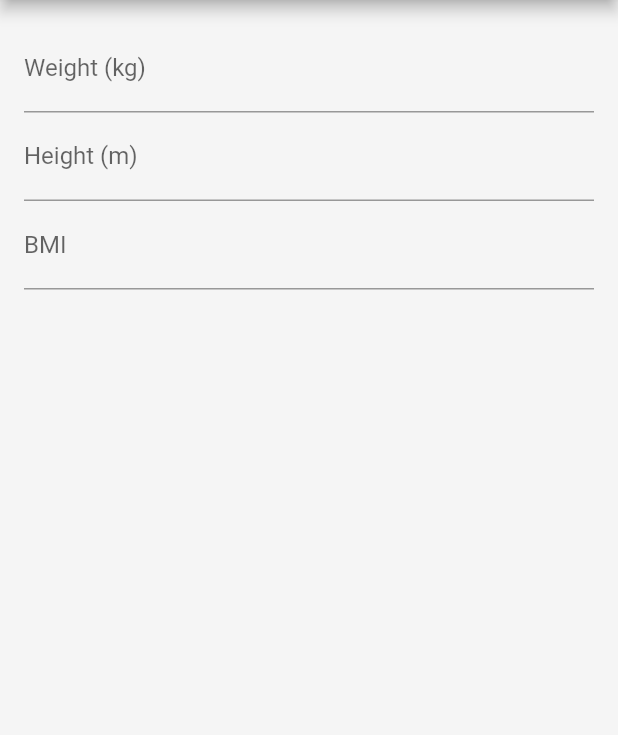
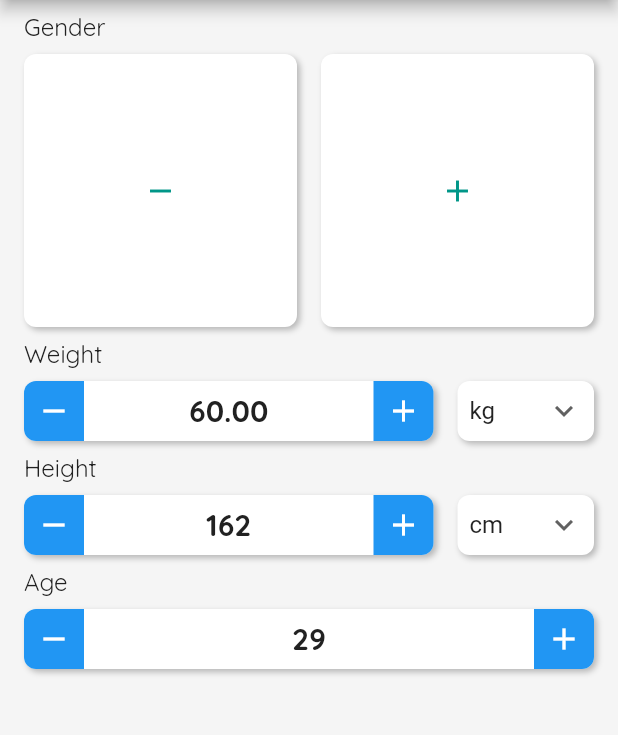
Before and after one commit to dizayn3r/BMI-Calculator, a Flutter app: the screen it shows after launch, on a phone screen of 412 x 824 dp, the part 84-819 px from its top. Run offline on Flutter 3.47's test engine with Material 2 defaults, Android fonts, the phone set to English and light mode, and no system bars; our stand-ins replace flutter_hooks, google_fonts.

Commit message:
Update bmi ui

```diff
--- /dev/null
+++ b/lib/bmi_calculator.dart
@@ -0,0 +1,439 @@
+import 'package:flutter/material.dart';
+import 'package:google_fonts/google_fonts.dart';
+
+class BMICalculator extends StatefulWidget {
+  const BMICalculator({Key? key}) : super(key: key);
+
+  @override
+  State<BMICalculator> createState() => _BMICalculatorState();
+}
+
+class _BMICalculatorState extends State<BMICalculator> {
+  double weight = 60.00;
+  String weightValue = 'kg';
+  String heightValue = 'cm';
+
+  // List of items in our dropdown menu
+  var weightItems = ['kg', 'lbs'];
+  var heightItems = ['cm', 'in', 'm'];
+
+  increment() {
+    setState(() {
+      weight = weight + 0.50;
+    });
+  }
+
+  decrement() {
+    setState(() {
+      weight = weight - 0.50;
+    });
+  }
+
+  @override
+  Widget build(BuildContext context) {
+    return Scaffold(
+      appBar: AppBar(
+        title: const Text("BMI Calculator"),
+      ),
+      body: Column(
+        crossAxisAlignment: CrossAxisAlignment.start,
+        children: [
+          Padding(
+            padding:
+                const EdgeInsets.symmetric(horizontal: 16.0, vertical: 8.0),
+            child: Text(
+              "Gender",
+              style: GoogleFonts.quicksand(
+                color: Colors.grey.shade900,
+                fontSize: 16.0,
+              ),
+            ),
+          ),
+          Padding(
+            padding: const EdgeInsets.symmetric(horizontal: 16.0),
+            child: Row(
+              children: [
+                Expanded(
+                  child: GestureDetector(
+                    onTap: () {},
+                    child: Container(
+                      height: MediaQuery.of(context).size.shortestSide * 0.5 - 24.0,
+                      alignment: Alignment.center,
+                      decoration: BoxDecoration(
+                        color: Colors.white,
+                        boxShadow: const [
+                          BoxShadow(
+                            color: Colors.black26,
+                            offset: Offset(2, 2),
+                            blurRadius: 3,
+                          ),
+                        ],
+                        borderRadius: BorderRadius.circular(8.0),
+                      ),
+                      child: const Icon(
+                        Icons.remove,
+                        color: Colors.teal,
+                      ),
+                    ),
+                  ),
+                ),
+                const SizedBox(width: 16.0),
+                Expanded(
+                  child: GestureDetector(
+                    onTap: () {},
+                    child: Container(
+                      height: MediaQuery.of(context).size.shortestSide * 0.5 - 24.0,
+                      alignment: Alignment.center,
+                      decoration: BoxDecoration(
+                        color: Colors.white,
+                        boxShadow: const [
+                          BoxShadow(
+                            color: Colors.black26,
+                            offset: Offset(2, 2),
+                            blurRadius: 3,
+                          ),
+                        ],
+                        borderRadius: BorderRadius.circular(8.0),
+                      ),
+                      child: const Icon(
+                        Icons.add,
+                        color: Colors.teal,
+                      ),
+                    ),
+                  ),
+                ),
+              ],
+            ),
+          ),
+          // Weight
+          Padding(
+            padding:
+                const EdgeInsets.symmetric(horizontal: 16.0, vertical: 8.0),
+            child: Text(
+              "Weight",
+              style: GoogleFonts.quicksand(
+                color: Colors.grey.shade900,
+                fontSize: 16.0,
+              ),
+            ),
+          ),
+          Padding(
+            padding: const EdgeInsets.symmetric(horizontal: 16.0),
+            child: Row(
+              children: [
+                Expanded(
+                  flex: 3,
+                  child: Container(
+                    height: 40.0,
+                    decoration: BoxDecoration(
+                      color: Colors.white,
+                      borderRadius: BorderRadius.circular(8.0),
+                      boxShadow: const [
+                        BoxShadow(
+                          color: Colors.black26,
+                          offset: Offset(2, 2),
+                          blurRadius: 3,
+                        ),
+                      ],
+                    ),
+                    child: Row(
+                      children: [
+                        GestureDetector(
+                          onTap: () {},
+                          child: Container(
+                            alignment: Alignment.center,
+                            width: 40.0,
+                            decoration: BoxDecoration(
+                              color: Theme.of(context).primaryColor,
+                              borderRadius: const BorderRadius.only(
+                                topLeft: Radius.circular(8.0),
+                                bottomLeft: Radius.circular(8.0),
+                              ),
+                            ),
+                            child: const Icon(
+                              Icons.remove,
+                              color: Colors.white,
+                            ),
+                          ),
+                        ),
+                        Expanded(
+                          child: Center(
+                            child: Text(
+                              weight.toStringAsFixed(2),
+                              style: GoogleFonts.quicksand(
+                                color: Colors.grey.shade900,
+                                fontSize: 20.0,
+                                fontWeight: FontWeight.bold,
+                              ),
+                            ),
+                          ),
+                        ),
+                        GestureDetector(
+                          onTap: () {},
+                          child: Container(
+                            alignment: Alignment.center,
+                            width: 40.0,
+                            decoration: BoxDecoration(
+                              color: Theme.of(context).primaryColor,
+                              borderRadius: const BorderRadius.only(
+                                topRight: Radius.circular(8.0),
+                                bottomRight: Radius.circular(8.0),
+                              ),
+                            ),
+                            child: const Icon(
+                              Icons.add,
+                              color: Colors.white,
+                            ),
+                          ),
+                        ),
+                      ],
+                    ),
+                  ),
+                ),
+                const SizedBox(width: 16.0),
+                Expanded(
+                  flex: 1,
+                  child: Container(
+                    padding: const EdgeInsets.all(8.0),
+                    decoration: BoxDecoration(
+                      color: Colors.white,
+                      borderRadius: BorderRadius.circular(8.0),
+                      boxShadow: const [
+                        BoxShadow(
+                          color: Colors.black26,
+                          offset: Offset(2, 2),
+                          blurRadius: 3,
+                        ),
+                      ],
+                    ),
+                    child: DropdownButtonHideUnderline(
+                      child: DropdownButton(
+                          value: weightValue,
+                          isDense: true,
+                          icon: const Icon(Icons.keyboard_arrow_down),
+                          items: weightItems.map((String items) {
+                            return DropdownMenuItem(
+                              value: items,
+                              child: Text(items),
+                            );
+                          }).toList(),
+                          onChanged: (String? newValue) {
+                            setState(() {
+                              weightValue = newValue!;
+                            });
+                          }),
+                    ),
+                  ),
+                )
+              ],
+            ),
+          ),
+          // Height
+          Padding(
+            padding:
+                const EdgeInsets.symmetric(horizontal: 16.0, vertical: 8.0),
+            child: Text(
+              "Height",
+              style: GoogleFonts.quicksand(
+                color: Colors.grey.shade900,
+                fontSize: 16.0,
+              ),
+            ),
+          ),
+          Padding(
+            padding: const EdgeInsets.symmetric(horizontal: 16.0),
+            child: Row(
+              children: [
+                Expanded(
+                  flex: 3,
+                  child: Container(
+                    height: 40.0,
+                    decoration: BoxDecoration(
+                      color: Colors.white,
+                      borderRadius: BorderRadius.circular(8.0),
+                      boxShadow: const [
+                        BoxShadow(
+                          color: Colors.black26,
+                          offset: Offset(2, 2),
+                          blurRadius: 3,
+                        ),
+                      ],
+                    ),
+                    child: Row(
+                      children: [
+                        GestureDetector(
+                          onTap: () {},
+                          child: Container(
+                            alignment: Alignment.center,
+                            width: 40.0,
+                            decoration: BoxDecoration(
+                              color: Theme.of(context).primaryColor,
+                              borderRadius: const BorderRadius.only(
+                                topLeft: Radius.circular(8.0),
+                                bottomLeft: Radius.circular(8.0),
+                              ),
+                            ),
+                            child: const Icon(
+                              Icons.remove,
+                              color: Colors.white,
+                            ),
+                          ),
+                        ),
+                        Expanded(
+                          child: Center(
+                            child: Text(
+                              "162",
+                              style: GoogleFonts.quicksand(
+                                color: Colors.grey.shade900,
+                                fontSize: 20.0,
+                                fontWeight: FontWeight.bold,
+                              ),
+                            ),
+                          ),
+                        ),
+                        GestureDetector(
+                          onTap: () {},
+                          child: Container(
+                            alignment: Alignment.center,
+                            width: 40.0,
+                            decoration: BoxDecoration(
+                              color: Theme.of(context).primaryColor,
+                              borderRadius: const BorderRadius.only(
+                                topRight: Radius.circular(8.0),
+                                bottomRight: Radius.circular(8.0),
+                              ),
+                            ),
+                            child: const Icon(
+                              Icons.add,
+                              color: Colors.white,
+                            ),
+                          ),
+                        ),
+                      ],
+                    ),
+                  ),
+                ),
+                const SizedBox(width: 16.0),
+                Expanded(
+                  flex: 1,
+                  child: Container(
+                    padding: const EdgeInsets.all(8.0),
+                    decoration: BoxDecoration(
+                      color: Colors.white,
+                      borderRadius: BorderRadius.circular(8.0),
+                      boxShadow: const [
+                        BoxShadow(
+                          color: Colors.black26,
+                          offset: Offset(2, 2),
+                          blurRadius: 3,
+                        ),
+                      ],
+                    ),
+                    child: DropdownButtonHideUnderline(
+                      child: DropdownButton(
+                          value: heightValue,
+                          isDense: true,
+                          icon: const Icon(Icons.keyboard_arrow_down),
+                          items: heightItems.map((String items) {
+                            return DropdownMenuItem(
+                              value: items,
+                              child: Text(items),
+                            );
+                          }).toList(),
+                          onChanged: (String? newValue) {
+                            setState(() {
+                              heightValue = newValue!;
+                            });
+                          }),
+                    ),
+                  ),
+                )
+              ],
+            ),
+          ),
+          // Age
+          Padding(
+            padding:
+                const EdgeInsets.symmetric(horizontal: 16.0, vertical: 8.0),
+            child: Text(
+              "Age",
+              style: GoogleFonts.quicksand(
+                color: Colors.grey.shade900,
+                fontSize: 16.0,
+              ),
+            ),
+          ),
+          Padding(
+            padding: const EdgeInsets.symmetric(horizontal: 16.0),
+            child: Container(
+              height: 40.0,
+              decoration: BoxDecoration(
+                color: Colors.white,
+                borderRadius: BorderRadius.circular(8.0),
+                boxShadow: const [
+                  BoxShadow(
+                    color: Colors.black26,
+                    offset: Offset(2, 2),
+                    blurRadius: 3,
+                  ),
+                ],
+              ),
+              child: Row(
+                children: [
+                  GestureDetector(
+                    onTap: () {},
+                    child: Container(
+                      alignment: Alignment.center,
+                      width: 40.0,
+                      decoration: BoxDecoration(
+                        color: Theme.of(context).primaryColor,
+                        borderRadius: const BorderRadius.only(
+                          topLeft: Radius.circular(8.0),
+                          bottomLeft: Radius.circular(8.0),
+                        ),
+                      ),
+                      child: const Icon(
+                        Icons.remove,
+                        color: Colors.white,
+                      ),
+                    ),
+                  ),
+                  Expanded(
+                    child: Center(
+                      child: Text(
+                        "29",
+                        style: GoogleFonts.quicksand(
+                          color: Colors.grey.shade900,
+                          fontSize: 20.0,
+                          fontWeight: FontWeight.bold,
+                        ),
+                      ),
+                    ),
+                  ),
+                  GestureDetector(
+                    onTap: () {},
+                    child: Container(
+                      alignment: Alignment.center,
+                      width: 40.0,
+                      decoration: BoxDecoration(
+                        color: Theme.of(context).primaryColor,
+                        borderRadius: const BorderRadius.only(
+                          topRight: Radius.circular(8.0),
+                          bottomRight: Radius.circular(8.0),
+                        ),
+                      ),
+                      child: const Icon(
+                        Icons.add,
+                        color: Colors.white,
+                      ),
+                    ),
+                  ),
+                ],
+              ),
+            ),
+          ),
+        ],
+      ),
+    );
+  }
+}
--- a/lib/main.dart
+++ b/lib/main.dart
@@ -1,5 +1,6 @@
 import 'package:flutter/material.dart';
 import 'bmi_calculation_screen.dart';
+import 'bmi_calculator.dart';
 
 void main() {
   runApp(const MyApp());
@@ -17,7 +18,7 @@ class MyApp extends StatelessWidget {
         primarySwatch: Colors.blue,
         scaffoldBackgroundColor: Colors.grey.shade100,
       ),
-      home: const BmiCalculationPage(),
+      home: const BMICalculator(),
     );
   }
 }
--- a/pubspec.yaml
+++ b/pubspec.yaml
@@ -41,6 +41,7 @@ dependencies:
   # we no longer need to import intl explicitly, as bmi already depends on it
   bmi:
     path: packages/bmi
+  google_fonts: ^4.0.3
 
 dev_dependencies:
   flutter_test:
```
Also changed, not shown: pubspec.lock, 1 other file.
